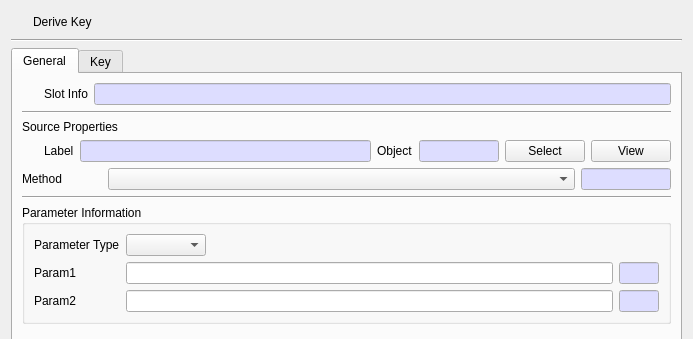
The window that CryptokiMan/derive_key_dlg.ui (jykim74/CryptokiMan) describes before a commit, drawn with Qt 5; both pictures show x 0 to 693 and y 0 to 339 of the 693 by 509 pixel window.
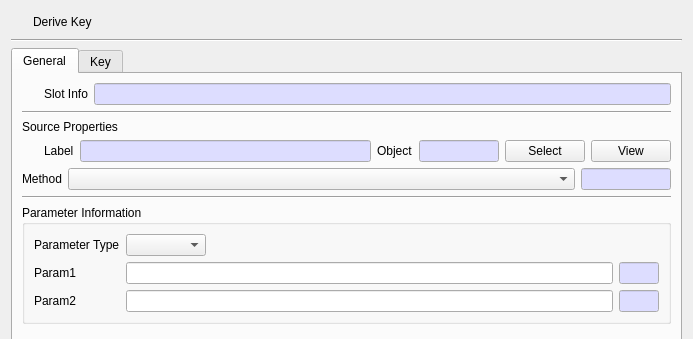
The same window after the commit. The open tabs and pages were chosen to show the change. Icons and pictures are not drawn.

Commit message: UI 개선

What changed in the file:
```diff
--- a/CryptokiMan/derive_key_dlg.ui
+++ b/CryptokiMan/derive_key_dlg.ui
@@ -334,13 +334,13 @@
           <widget class="QLabel" name="label_9">
            <property name="minimumSize">
             <size>
-             <width>80</width>
+             <width>0</width>
              <height>0</height>
             </size>
            </property>
            <property name="maximumSize">
             <size>
-             <width>80</width>
+             <width>16777215</width>
              <height>16777215</height>
             </size>
            </property>
@@ -351,6 +351,12 @@
          </item>
          <item row="0" column="1">
           <widget class="QComboBox" name="mSrcMethodCombo">
+           <property name="sizePolicy">
+            <sizepolicy hsizetype="Expanding" vsizetype="Fixed">
+             <horstretch>0</horstretch>
+             <verstretch>0</verstretch>
+            </sizepolicy>
+           </property>
            <property name="sizeAdjustPolicy">
             <enum>QComboBox::AdjustToContentsOnFirstShow</enum>
            </property>
```
Left out of the diff: 2 changed lines with no effect on the pictures. The commit also changes 3 other files.
